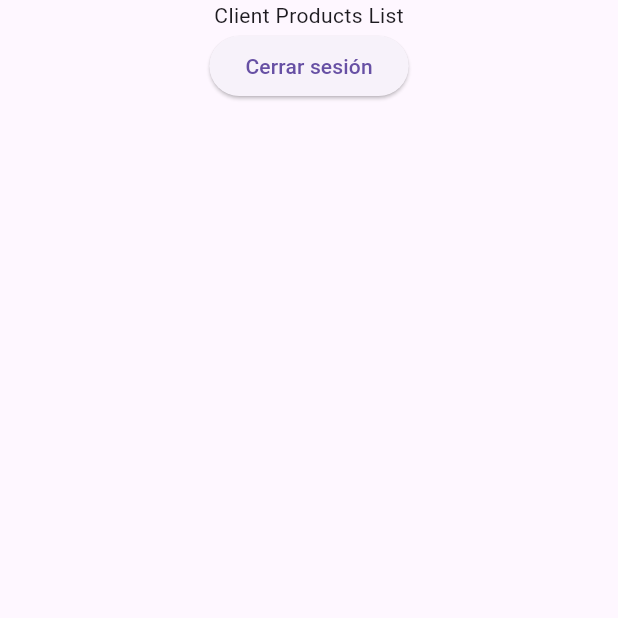
After one commit to Jhonathan-Pizarra/PROYECTO_Juvi-Express, a Flutter app: the ClientProductsListPage screen opened by its route, on a phone screen of 412 x 824 dp, the top half of it. The commit adds this screen. Run offline on Flutter 3.47's test engine with Material 3 defaults, Android fonts, the light colour scheme and no system bars; our stand-ins replace get, get_storage, image_picker, sn_progress_dialog; accounts and stored records are empty.

Commit message:
Roles y Usuarios

```diff
--- a/juvi_express/lib/main.dart
+++ b/juvi_express/lib/main.dart
@@ -2,9 +2,13 @@ import 'package:flutter/material.dart';
 import 'package:get/get.dart';
 import 'package:get_storage/get_storage.dart';
 import 'package:juvi_express/src/models/user.dart';
+import 'package:juvi_express/src/pages/admin/orders/list/admin_orders_list_page.dart';
+import 'package:juvi_express/src/pages/client/products/list/client_products_list_page.dart';
+import 'package:juvi_express/src/pages/delivery/orders/list/delivery_orders_page.dart';
 import 'package:juvi_express/src/pages/home/home_page.dart';
 import 'package:juvi_express/src/pages/login/login_page.dart';
 import 'package:juvi_express/src/pages/register/register_page.dart';
+import 'package:juvi_express/src/pages/roles/roles_page.dart';
 
 User userSession = User.fromJson(GetStorage().read('user') ?? {});
 
@@ -41,11 +45,15 @@ class _MyAppState extends State<MyApp> {
           ),
         ),
       ),
-      initialRoute: userSession.id != null ? '/home': '/',
+      initialRoute: userSession.id != null ? userSession.roles!.length > 1 ? '/roles': '/client/products/list': '',
       getPages: [
         GetPage(name: '/', page: ()=> LoginPage()),
         GetPage(name: '/register', page: ()=> RegisterPage()),
         GetPage(name: '/home', page: ()=> HomePage()),
+        GetPage(name: '/roles', page: ()=> RolesPage()),
+        GetPage(name: '/admin/orders/list', page: ()=> AdminOrdersListPage()),
+        GetPage(name: '/delivery/orders/list', page: ()=> DeliveryOrdersPage()),
+        GetPage(name: '/client/products/list', page: ()=> ClientProductsListPage()),
 
       ],
       navigatorKey: Get.key,
--- a/juvi_express/lib/src/models/user.dart
+++ b/juvi_express/lib/src/models/user.dart
@@ -3,6 +3,8 @@
 //     final user = userFromJson(jsonString);
 
 import 'dart:convert';
+
+import 'package:juvi_express/src/models/rol.dart';
 
 User userFromJson(String str) => User.fromJson(json.decode(str));
 
@@ -17,6 +19,7 @@ class User {
     String? image;
     String? password;
     String? sessionToken;
+    List<Rol>? roles = [];
 
     User({
         this.id,
@@ -27,6 +30,7 @@ class User {
         this.image,
         this.password,
         this.sessionToken,
+        this.roles
     });
 
     factory User.fromJson(Map<String, dynamic> json) => User(
@@ -38,6 +42,7 @@ class User {
         image: json["image"],
         password: json["password"],
         sessionToken: json["session_token"],
+        roles: json["roles"] == null ? [] : List<Rol>.from(json["roles"].map((model)=> Rol.fromJson(model))),
     );
 
     Map<String, dynamic> toJson() => {
@@ -48,6 +53,7 @@ class User {
         "phone": phone,
         "image": image,
         "password": password,
-        "session_token": sessionToken
+        "session_token": sessionToken,
+        "roles": roles
     };
 }
--- /dev/null
+++ b/juvi_express/lib/src/pages/admin/orders/list/admin_orders_list_controller.dart
@@ -0,0 +1,5 @@
+import 'package:get/get.dart';
+
+class AdminOrdersListController extends GetxController {
+
+}
--- /dev/null
+++ b/juvi_express/lib/src/pages/client/products/list/client_prducts_list_controller.dart
@@ -0,0 +1,12 @@
+import 'package:get/get.dart';
+import 'package:get_storage/get_storage.dart';
+
+class ClientPrductsListController extends GetxController {
+
+  void signOut(){
+    GetStorage().remove('user');
+    Get.offNamedUntil('/', (route) => false);
+
+  }
+
+}
--- /dev/null
+++ b/juvi_express/lib/src/pages/client/products/list/client_products_list_page.dart
@@ -0,0 +1,26 @@
+import 'package:flutter/material.dart';
+import 'package:get/get.dart';
+import 'package:juvi_express/src/pages/client/products/list/client_prducts_list_controller.dart';
+
+class ClientProductsListPage extends StatelessWidget {
+
+  ClientPrductsListController con = Get.put(ClientPrductsListController());
+
+  @override
+  Widget build(BuildContext context) {
+    return Scaffold(
+      body: Center(
+        child: Column(
+            children: [
+              Text('Client Products List'),
+              ElevatedButton(
+                onPressed: () => con.signOut(),
+                child: Text('Cerrar sesión'),
+              ),
+            ]
+
+          ),
+      ),
+    );
+  }
+}
--- /dev/null
+++ b/juvi_express/lib/src/pages/delivery/orders/list/delivery_orders_list_controller.dart
@@ -0,0 +1,5 @@
+import 'package:get/get.dart';
+
+class DeliveryOrdersListController extends GetxController {
+
+}
--- a/juvi_express/lib/src/pages/register/register_controller.dart
+++ b/juvi_express/lib/src/pages/register/register_controller.dart
@@ -165,7 +165,7 @@ class RegisterController extends GetxController {
   }
 
   void goToHomePage(){
-    Get.offNamedUntil('/home',(route) => false);
+    Get.offNamedUntil('/client/products/list',(route) => false);
   }
 
 }
```
Also changed, not shown: juvi_express/lib/src/models/rol.dart (added, +33 -0 lines), juvi_express/lib/src/pages/admin/orders/list/admin_orders_list_page.dart (added, +17 -0 lines), juvi_express/lib/src/pages/delivery/orders/list/delivery_orders_page.dart (added, +18 -0 lines), juvi_express/lib/src/pages/login/login_controller.dart (+25 -1 lines), juvi_express/lib/src/pages/roles/roles_controller.dart (added, +16 -0 lines), juvi_express/lib/src/pages/roles/roles_page.dart (added, +60 -0 lines), juvi_express/assets/img/admi.png (added), juvi_express/assets/img/cliente.png (added), juvi_express/assets/img/no-image.png (added), juvi_express/assets/img/repartidor.png (added).
